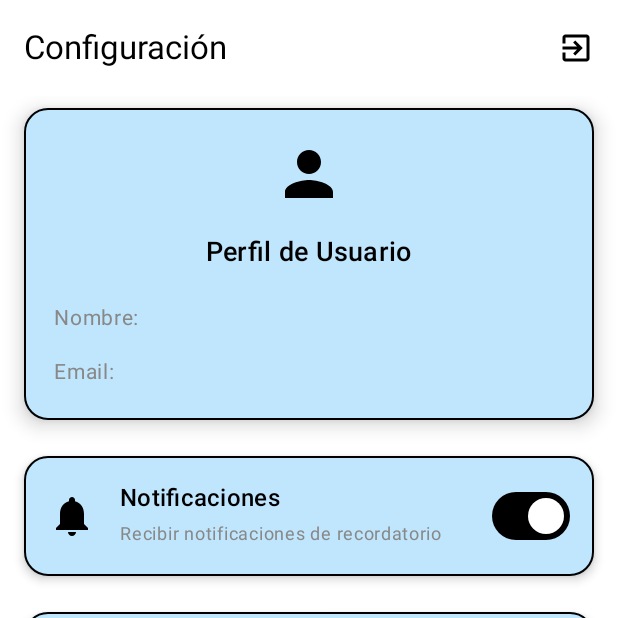
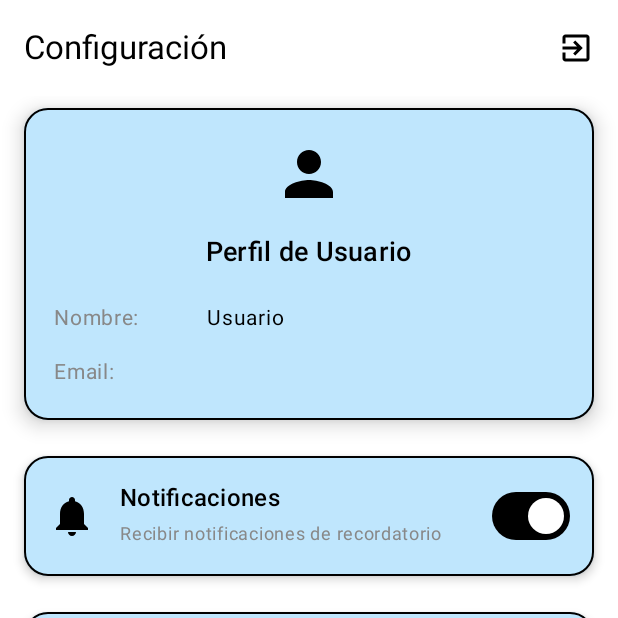
Before and after one commit to ricardosr4/OverTime, an Android app built with Jetpack Compose: the composable ConfigScreen shown on its own in the app's theme, on a phone screen of 412 x 824 dp, the top half of it. Run offline under Robolectric (Android 15) with nearby library versions, the phone set to English and light mode, and no system bars; our stand-ins replace Firebase (no records; nobody signed in at launch, a user with empty details on screens opened directly).

Commit message:
branch custom screen show name and user in configScreen

```diff
--- a/app/src/main/java/com/example/overtime/ui/screen/configuration/ConfigScreen.kt
+++ b/app/src/main/java/com/example/overtime/ui/screen/configuration/ConfigScreen.kt
@@ -4,6 +4,9 @@ import android.annotation.SuppressLint
 import androidx.compose.material3.ExperimentalMaterial3Api
 import androidx.compose.material3.Scaffold
 import androidx.compose.runtime.Composable
+import androidx.compose.runtime.LaunchedEffect
+import androidx.compose.runtime.collectAsState
+import androidx.compose.runtime.getValue
 import androidx.lifecycle.viewmodel.compose.viewModel
 import androidx.navigation.NavController
 import com.example.overtime.ui.screen.configuration.component.ConfigContent
@@ -16,7 +19,12 @@ fun ConfigScreen(
     navController: NavController,
     viewModel: ConfigViewModel = viewModel()
 ) {
-    val (userName, userEmail) = viewModel.getCurrentUser()
+    val userInfo by viewModel.userInfo.collectAsState()
+    val (userName, userEmail) = userInfo
+
+    LaunchedEffect(Unit) {
+        viewModel.getCurrentUser()
+    }
 
     Scaffold(
         topBar = {
--- a/app/src/main/java/com/example/overtime/ui/screen/configuration/ConfigViewModel.kt
+++ b/app/src/main/java/com/example/overtime/ui/screen/configuration/ConfigViewModel.kt
@@ -5,6 +5,11 @@ import androidx.lifecycle.ViewModel
 import androidx.navigation.NavController
 import com.google.firebase.auth.ktx.auth
 import com.google.firebase.ktx.Firebase
+import com.google.firebase.firestore.ktx.firestore
+import kotlinx.coroutines.flow.MutableStateFlow
+import kotlinx.coroutines.flow.StateFlow
+import kotlinx.coroutines.flow.asStateFlow
+
 class ConfigViewModel : ViewModel() {
 
     // Estado de configuración (en una app real esto se guardaría en SharedPreferences)
@@ -17,16 +22,37 @@ class ConfigViewModel : ViewModel() {
     val isDarkMode: Boolean
         get() = _isDarkMode
 
-    // Obtener información del usuario actual
+    // Estado para la información del usuario
+    private val _userInfo = MutableStateFlow(Pair("Usuario", "No disponible"))
+    val userInfo: StateFlow<Pair<String, String>> = _userInfo.asStateFlow()
+
+    // Obtener información del usuario actual desde Firestore
     fun getCurrentUser(): Pair<String, String> {
         val auth = Firebase.auth
         val user = auth.currentUser
-        return if (user != null) {
-            val name = user.displayName ?: "Usuario"
+
+        if (user != null) {
+            val userId = user.uid
             val email = user.email ?: "No disponible"
-            Pair(name, email)
+
+            // Obtener el nombre desde Firestore
+            Firebase.firestore.collection("Users").document(userId)
+                .get()
+                .addOnSuccessListener { document ->
+                    if (document != null && document.exists()) {
+                        val userName = document.getString("userName") ?: "Usuario"
+                        _userInfo.value = Pair(userName, email)
+                    } else {
+                        _userInfo.value = Pair("Usuario", email)
+                    }
+                }
+                .addOnFailureListener {
+                    _userInfo.value = Pair("Usuario", email)
+                }
+
+            return _userInfo.value
         } else {
-            Pair("Usuario", "No disponible")
+            return Pair("Usuario", "No disponible")
         }
     }
 
```
